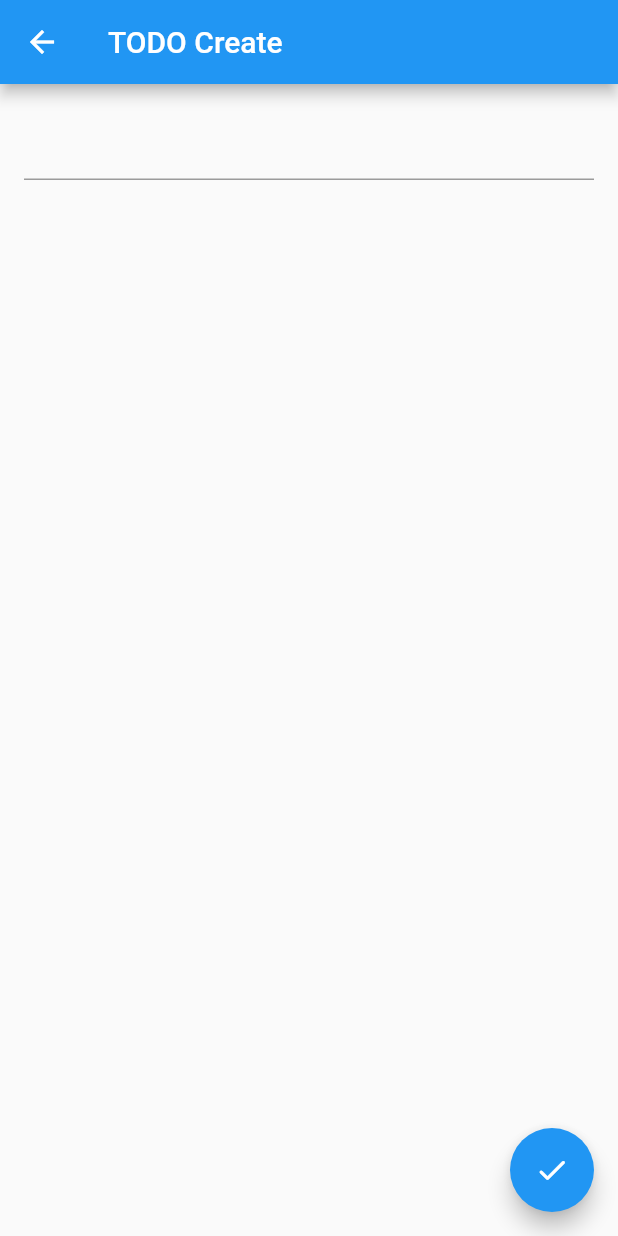
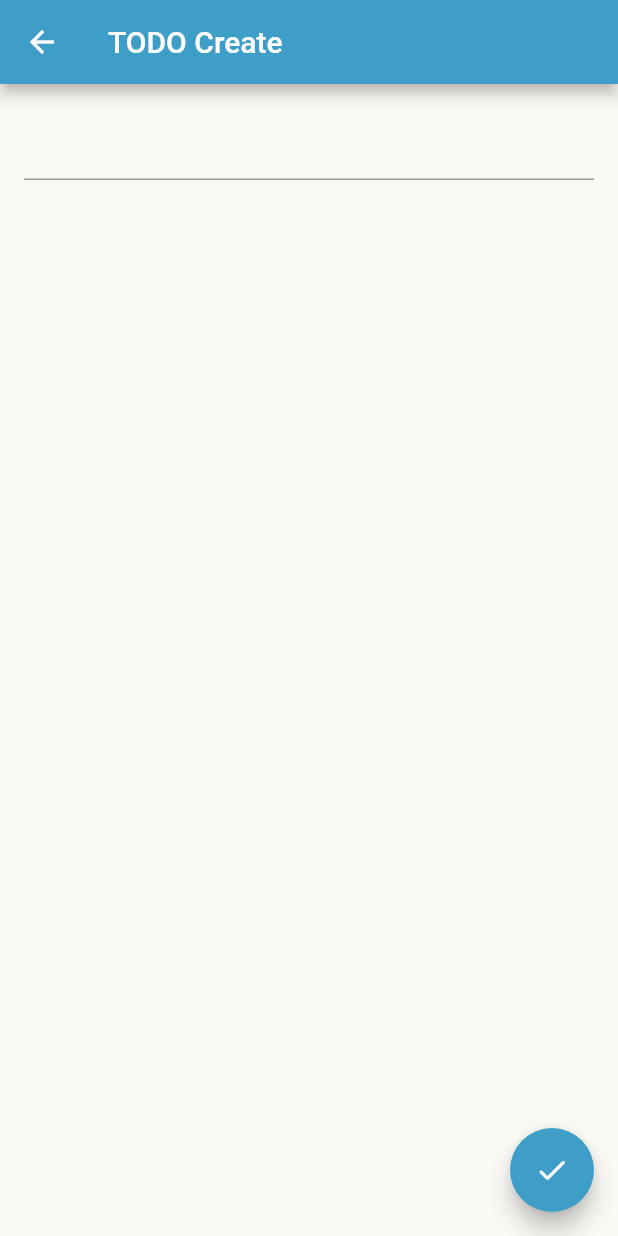
Before and after one commit to RobertApikyan/TodoList, a Flutter app: the screen it shows after launch, after a tap on the "add" icon, on a phone screen of 412 x 824 dp. Run offline on Flutter 3.47's test engine with Material 2 defaults, Android fonts, the phone set to English and light mode, and no system bars; our stand-ins replace flutter_hooks, flutter_riverpod, hooks_riverpod.

Commit message:
Added theme colors

```diff
--- a/lib/main.dart
+++ b/lib/main.dart
@@ -1,5 +1,6 @@
 import 'package:flutter/material.dart';
 import 'package:flutter_riverpod/flutter_riverpod.dart';
+import 'package:provider_sample/styles/app_color.dart';
 import 'package:provider_sample/todo_screen.dart';
 
 void main() {
@@ -15,8 +16,18 @@ class App extends ConsumerWidget {
 
   @override
   Widget build(BuildContext context, WidgetRef ref) {
-    return const MaterialApp(
-      home: TodoScreen(),
+    return MaterialApp(
+      theme: ThemeData(
+          primaryColor: AppColors.primaryColor,
+          appBarTheme:
+              const AppBarTheme(backgroundColor: AppColors.primaryColor),
+          scaffoldBackgroundColor: AppColors.backgroundColor,
+          checkboxTheme: CheckboxThemeData(
+              checkColor: MaterialStateProperty.all(AppColors.white),
+              fillColor: MaterialStateProperty.all(AppColors.selectedCheckboxColor)),
+          floatingActionButtonTheme: const FloatingActionButtonThemeData(
+              backgroundColor: AppColors.primaryColor)),
+      home: const TodoScreen(),
     );
   }
 }
--- /dev/null
+++ b/lib/styles/app_color.dart
@@ -0,0 +1,11 @@
+import 'dart:ui';
+
+class AppColors {
+  static const backgroundColor = Color(0xffF9F8F4);
+  static const primaryColor = Color(0xff3E9EC8);
+  static const selectedCheckboxColor = Color(0xff005D85);
+  static const textColor = Color(0xff000000);
+  static const selectedCardColor = Color(0xffE8F5FF);
+  static const white = Color(0xffffffff);
+  static const black = Color(0xff000000);
+}
--- a/lib/todo_item.dart
+++ b/lib/todo_item.dart
@@ -2,6 +2,7 @@ import 'package:flutter/material.dart';
 import 'package:provider_sample/todo_model.dart';
 
 class TodoItem extends StatelessWidget {
+
   const TodoItem({
     required this.viewModel,
     this.onChanged,
--- a/lib/todo_model.dart
+++ b/lib/todo_model.dart
@@ -1,4 +1,5 @@
 import 'package:flutter/material.dart';
+import 'package:provider_sample/styles/app_color.dart';
 
 class Todo {
   const Todo({
@@ -27,7 +28,7 @@ class TodoViewModel {
   TodoViewModel(this.model)
       : name = model.name,
         backgroundColor =
-            model.isDone ? Colors.lightGreen[100]! : Colors.blue[100]!;
+            model.isDone ? AppColors.selectedCardColor : AppColors.white;
 
   final Todo model;
   final String name;
```
